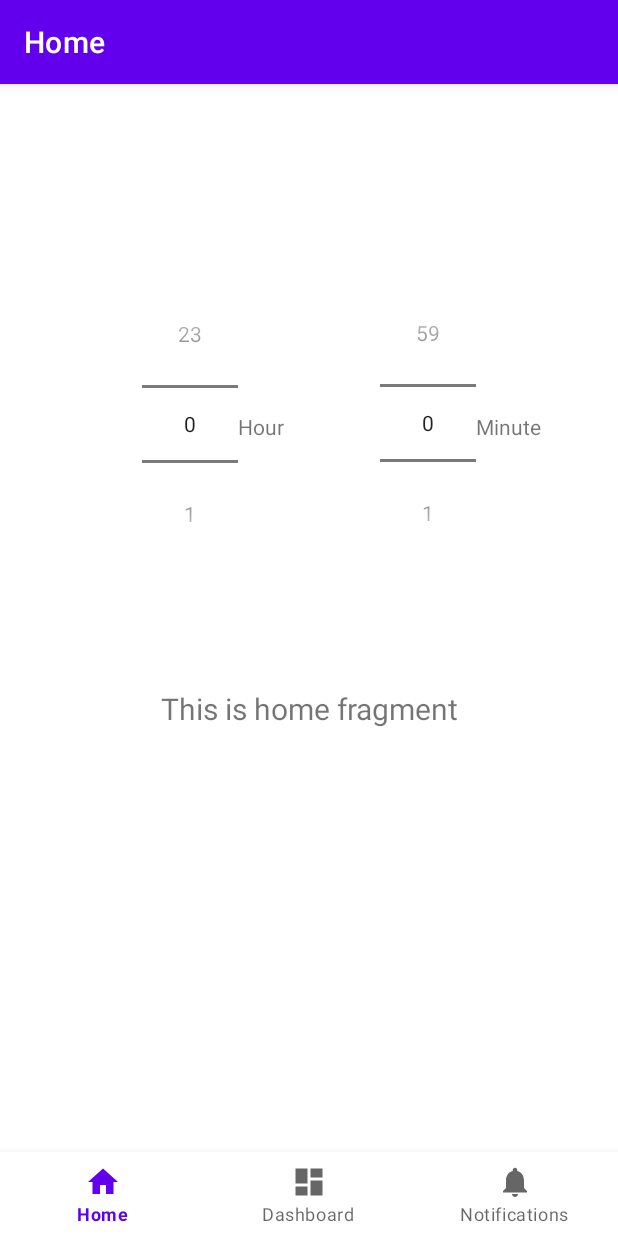
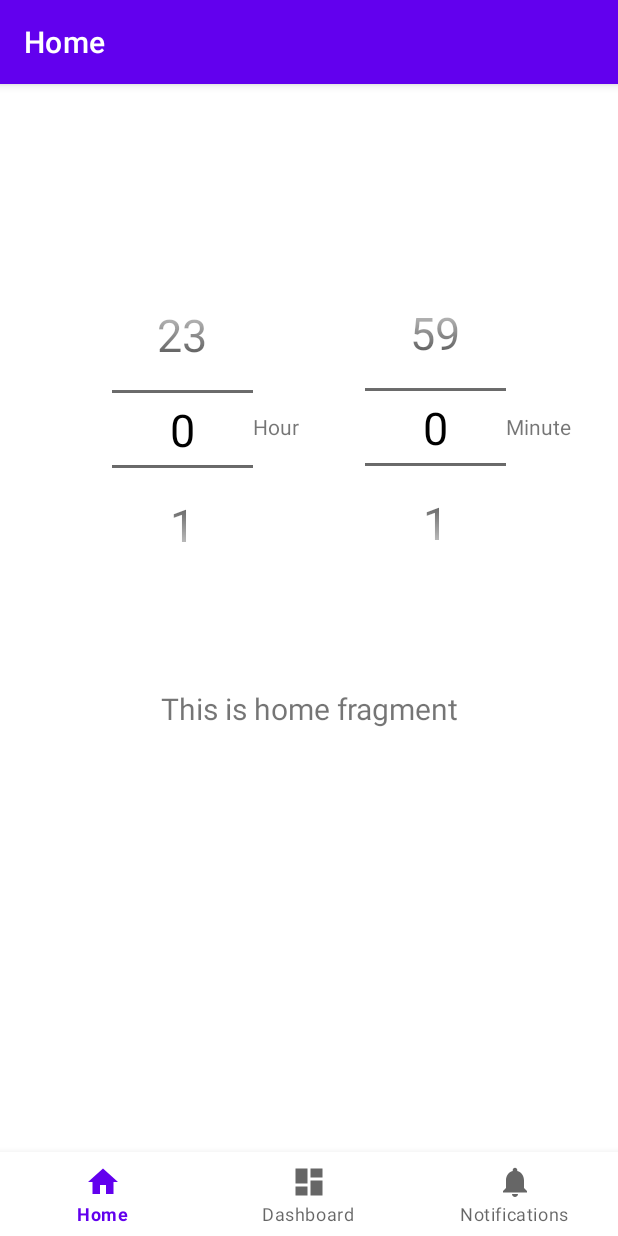
Before and after one commit to uchinarupower/WSD-Siesta, an Android app: the screen it shows after launch (MainActivity), on a phone screen of 412 x 824 dp. Run offline under Robolectric (Android 15) with nearby library versions, the light colour scheme and no system bars; our stand-ins replace navigation-ui.

Commit message:
MyNumberPickerの使用

```diff
--- a/app/src/main/java/jp/ac/titech/itpro/sdl/siesta/MainActivity.java
+++ b/app/src/main/java/jp/ac/titech/itpro/sdl/siesta/MainActivity.java
@@ -26,7 +26,7 @@ import jp.ac.titech.itpro.sdl.siesta.databinding.ActivityMainBinding;
 public class MainActivity extends AppCompatActivity {
 
     private ActivityMainBinding binding;
-    private NumberPicker np_hour, np_min;
+    private MyNumberPicker np_hour, np_min;
     private TextView textv_h, textv_m;
 
     @Override
--- a/app/src/main/java/jp/ac/titech/itpro/sdl/siesta/MyNumberPicker.java
+++ b/app/src/main/java/jp/ac/titech/itpro/sdl/siesta/MyNumberPicker.java
@@ -1,3 +1,5 @@
+// https://words-hiro.blog.ss-blog.jp/2016-01-27
+
 package jp.ac.titech.itpro.sdl.siesta;
 
 import android.content.Context;
@@ -29,7 +31,7 @@ public class MyNumberPicker extends NumberPicker {
 
     private void updateView(View child) {
         if (child instanceof EditText) {
-            ((EditText) child).setTextSize(TypedValue.COMPLEX_UNIT_SP, 20.0f);
+            ((EditText) child).setTextSize(TypedValue.COMPLEX_UNIT_SP, 30.0f);
             ((EditText) child).setTextColor(Color.BLACK);
         }
     }
--- a/app/src/main/res/layout/activity_main.xml
+++ b/app/src/main/res/layout/activity_main.xml
@@ -7,10 +7,10 @@
     android:layout_height="match_parent"
     android:paddingTop="?attr/actionBarSize">
 
-    <NumberPicker
+    <jp.ac.titech.itpro.sdl.siesta.MyNumberPicker
         android:id="@+id/number_picker_h"
-        android:layout_width="wrap_content"
-        android:layout_height="wrap_content"
+        android:layout_width="94dp"
+        android:layout_height="190dp"
         android:scrollbarSize="10dp"
         app:layout_constraintBottom_toBottomOf="parent"
         app:layout_constraintEnd_toStartOf="@id/number_picker_m"
@@ -18,10 +18,10 @@
         app:layout_constraintTop_toTopOf="parent"
         app:layout_constraintVertical_bias="0.152" />
 
-    <NumberPicker
+    <jp.ac.titech.itpro.sdl.siesta.MyNumberPicker
         android:id="@+id/number_picker_m"
-        android:layout_width="wrap_content"
-        android:layout_height="wrap_content"
+        android:layout_width="94dp"
+        android:layout_height="190dp"
         app:layout_constraintBottom_toBottomOf="parent"
         app:layout_constraintEnd_toEndOf="parent"
         app:layout_constraintStart_toEndOf="@id/number_picker_h"
```
